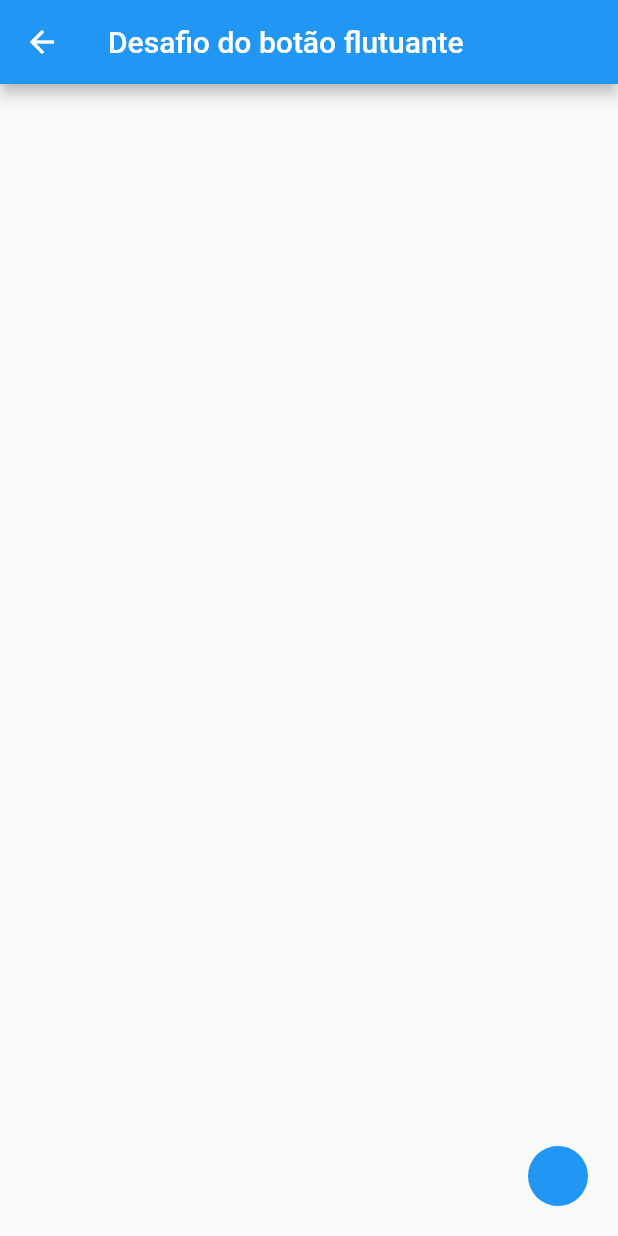
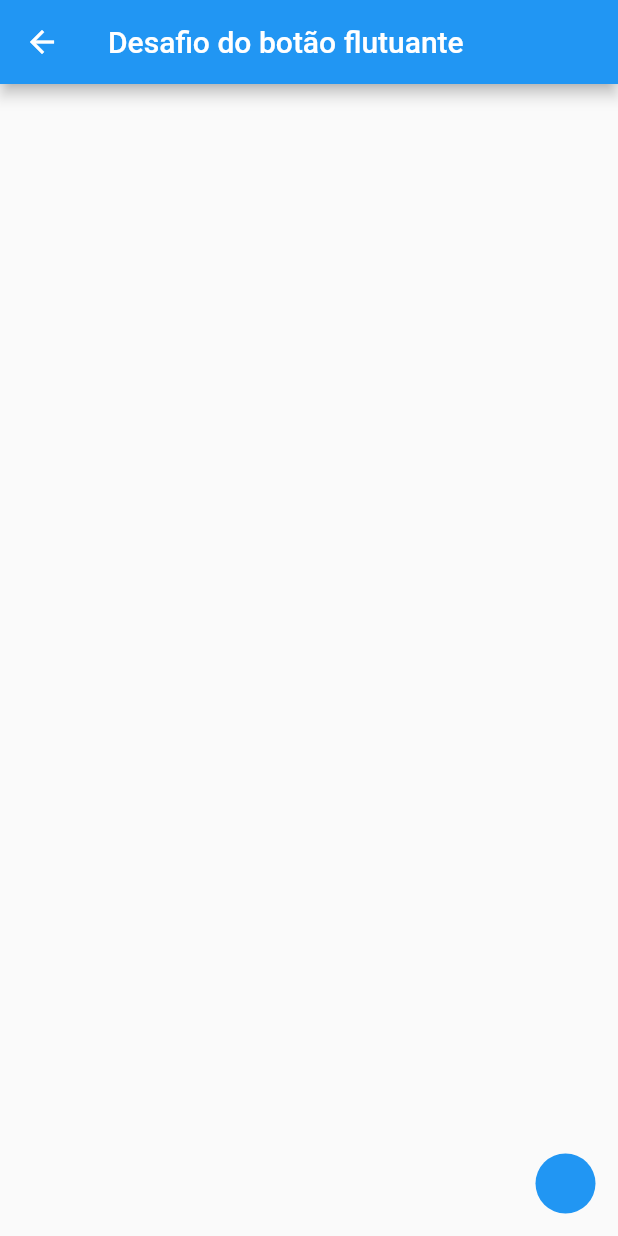
Before and after one commit to CYH05/animations, a Flutter app: the ControlledFloatingButton screen opened directly, on a phone screen of 412 x 824 dp. Run offline on Flutter 3.47's test engine with Material 2 defaults, Android fonts, the phone set to English and light mode, and no system bars.

Commit message:
Controlled floating button is using Align widget instead Positioned, so i don't need two animation for align.

```diff
--- a/lib/controled/floating_button.dart
+++ b/lib/controled/floating_button.dart
@@ -11,8 +11,7 @@ class ControlledFloatingButton extends StatefulWidget {
 class _ControlledFloatingButtonState extends State<ControlledFloatingButton>
     with TickerProviderStateMixin {
   late AnimationController _animateController;
-  late Animation<double> _scaleXController;
-  late Animation<double> _scaleYController;
+  late Animation<Alignment> _positionController;
   late Animation<Size> _sizeController;
   late Animation<double> _shapeController;
 
@@ -27,11 +26,9 @@ class _ControlledFloatingButtonState extends State<ControlledFloatingButton>
         Tween<Size>(begin: const Size(40, 40), end: const Size(90, 40))
             .animate(_animateController);
 
-    _scaleXController =
-        Tween<double>(begin: 20, end: 150).animate(_animateController);
-
-    _scaleYController =
-        Tween<double>(begin: 20, end: 400).animate(_animateController);
+    _positionController =
+        Tween<Alignment>(begin: Alignment.bottomRight, end: Alignment.topCenter)
+            .animate(_animateController);
 
     _shapeController =
         Tween<double>(begin: 100, end: 0).animate(_animateController);
@@ -57,24 +54,18 @@ class _ControlledFloatingButtonState extends State<ControlledFloatingButton>
         builder: (context, child) {
           return GestureDetector(
               onTap: _animate,
-            child: Stack(
-              children: [
-                Positioned(
-                  bottom: _scaleYController.value,
-                  right: _scaleXController.value,
+              child: Align(
+                alignment: _positionController.value,
                 child: Container(
+                  margin: const EdgeInsets.all(15),
                   width: _sizeController.value.width,
                   height: _sizeController.value.height,
                   decoration: BoxDecoration(
                     color: Colors.blue,
-                      borderRadius:
-                          BorderRadius.circular(_shapeController.value),
+                    borderRadius: BorderRadius.circular(_shapeController.value),
                   ),
                 ),
-                )
-              ],
-            ),
-          );
+              ));
         },
       ),
     );
```
Lines whose indentation alone changed are shown as unchanged.
